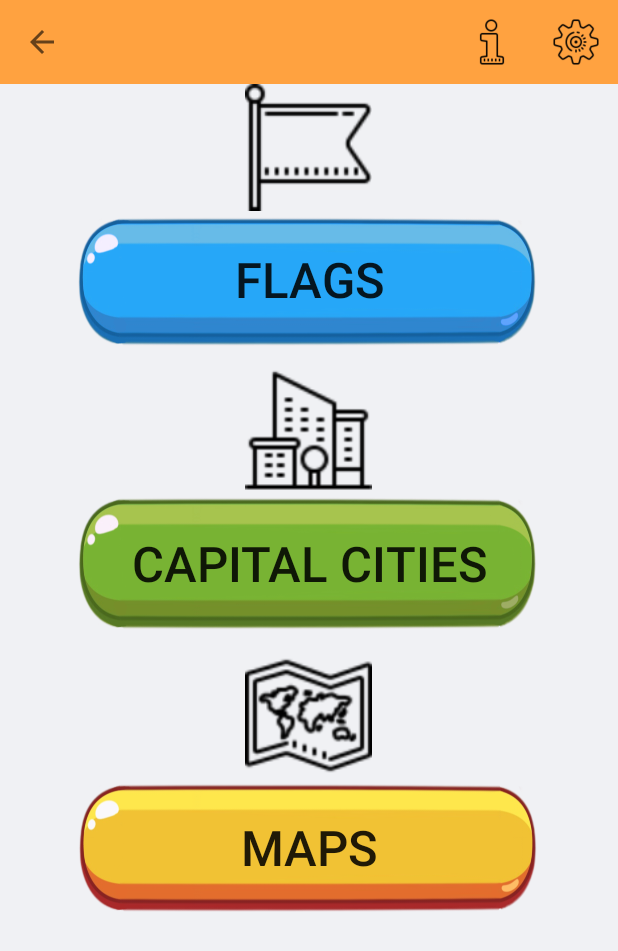
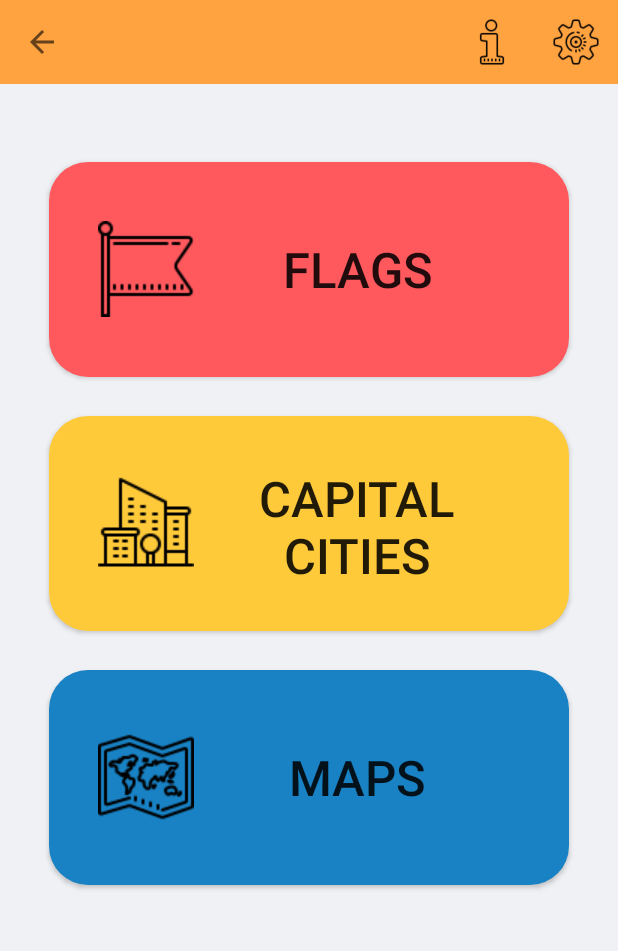
Before and after one commit to ahlam-sg/geo-app, an Android app: the Category screen opened directly, with no data from a screen before it, on a phone screen of 412 x 824 dp. Shown: the top 951 px of the screen. Run offline under Robolectric (Android 15) with nearby library versions, the phone set to English and light mode, and no system bars; our stand-ins replace sdp/ssp sizes.

Commit message:
modify activity_category.xml

```diff
--- a/app/src/main/AndroidManifest.xml
+++ b/app/src/main/AndroidManifest.xml
@@ -24,7 +24,7 @@
             android:name=".Game"
             android:exported="false" />
         <activity
-            android:name=".Selection"
+            android:name=".Category"
             android:exported="false"
             android:parentActivityName=".MainActivity"/>
         <activity
--- a/app/src/main/java/com/example/geo_app/Selection.java
+++ b/app/src/main/java/com/example/geo_app/Category.java
@@ -1,19 +1,18 @@
 package com.example.geo_app;
 
-import androidx.appcompat.app.AppCompatActivity;
 import androidx.appcompat.widget.Toolbar;
 
 import android.content.Intent;
 import android.os.Bundle;
 import android.view.View;
 
-public class Selection extends SecondaryToolbar {
+public class Category extends SecondaryToolbar {
 
     Toolbar toolbar;
     @Override
     protected void onCreate(Bundle savedInstanceState) {
         super.onCreate(savedInstanceState);
-        setContentView(R.layout.activity_selection);
+        setContentView(R.layout.activity_category);
 
         //toolbar
         toolbar = findViewById(R.id.secondary_toolbar);
@@ -22,15 +21,15 @@ public class Selection extends SecondaryToolbar {
         getSupportActionBar().setDisplayHomeAsUpEnabled(true);
     }
 
-    public void onClickFlagBtn(View view) {
+    public void flagsBtn(View view) {
     }
 
-    public void onClickCapitalBtn(View view) {
+    public void capitalsBtn(View view) {
         Intent intent = new Intent(this, MainActivity.class);
         intent.putExtra(Constants.CATEGORY_KEY, Constants.CATEGORY_CAPITAL);
         startActivity(intent);
     }
 
-    public void onClickMapBtn(View view) {
+    public void mapsBtn(View view) {
     }
 }
--- a/app/src/main/java/com/example/geo_app/MainActivity.java
+++ b/app/src/main/java/com/example/geo_app/MainActivity.java
@@ -5,8 +5,6 @@ import androidx.appcompat.app.AppCompatActivity;
 import android.content.Intent;
 import android.os.Bundle;
 import android.view.View;
-import android.widget.ImageView;
-import android.widget.LinearLayout;
 
 public class MainActivity extends AppCompatActivity {
 
@@ -17,7 +15,7 @@ public class MainActivity extends AppCompatActivity {
     }
 
     public void startBtn(View view) {
-        Intent intent = new Intent(this, Selection.class);
+        Intent intent = new Intent(this, Category.class);
         startActivity(intent);
     }
 
--- /dev/null
+++ b/app/src/main/res/layout/activity_category.xml
@@ -0,0 +1,67 @@
+<?xml version="1.0" encoding="utf-8"?>
+<LinearLayout xmlns:android="http://schemas.android.com/apk/res/android"
+    xmlns:app="http://schemas.android.com/apk/res-auto"
+    xmlns:tools="http://schemas.android.com/tools"
+    android:layout_width="match_parent"
+    android:layout_height="match_parent"
+    tools:context=".Category"
+    android:background="@color/background_grey"
+    android:orientation="vertical">
+
+    <include layout="@layout/secondary_toolbar"/>
+
+    <Button
+        android:id="@+id/flags_btn"
+        android:layout_width="match_parent"
+        android:layout_height="@dimen/_110sdp"
+        android:layout_gravity="start"
+        android:text="@string/flags"
+        android:textSize="@dimen/_25ssp"
+        android:drawableStart="@drawable/flag_ic"
+        android:padding="@dimen/_25sdp"
+        android:paddingBottom="@dimen/_5sdp"
+        android:layout_marginStart="@dimen/_25sdp"
+        android:layout_marginEnd="@dimen/_25sdp"
+        android:layout_marginTop="@dimen/_40sdp"
+        android:layout_marginBottom="@dimen/_5sdp"
+        android:background="@drawable/rounded_corners"
+        android:backgroundTint="@color/red"
+        android:onClick="flagsBtn" />
+
+    <Button
+        android:id="@+id/capitals_btn"
+        android:layout_width="match_parent"
+        android:layout_height="@dimen/_110sdp"
+        android:layout_gravity="start"
+        android:text="@string/capitals"
+        android:textSize="@dimen/_25ssp"
+        android:drawableStart="@drawable/city_ic"
+        android:padding="@dimen/_25sdp"
+        android:paddingBottom="@dimen/_5sdp"
+        android:layout_marginStart="@dimen/_25sdp"
+        android:layout_marginEnd="@dimen/_25sdp"
+        android:layout_marginTop="@dimen/_15sdp"
+        android:layout_marginBottom="@dimen/_5sdp"
+        android:background="@drawable/rounded_corners"
+        android:backgroundTint="@color/yellow"
+        android:onClick="capitalsBtn" />
+
+    <Button
+        android:id="@+id/maps_btn"
+        android:layout_width="match_parent"
+        android:layout_height="@dimen/_110sdp"
+        android:layout_gravity="start"
+        android:text="@string/maps"
+        android:textSize="@dimen/_25ssp"
+        android:drawableStart="@drawable/map_ic"
+        android:padding="@dimen/_25sdp"
+        android:paddingBottom="@dimen/_5sdp"
+        android:layout_marginStart="@dimen/_25sdp"
+        android:layout_marginEnd="@dimen/_25sdp"
+        android:layout_marginTop="@dimen/_15sdp"
+        android:layout_marginBottom="@dimen/_5sdp"
+        android:background="@drawable/rounded_corners"
+        android:backgroundTint="@color/blue"
+        android:onClick="mapsBtn" />
+
+</LinearLayout>
--- a/app/src/main/res/layout/activity_selection.xml
+++ /dev/null
@@ -1,67 +0,0 @@
-<?xml version="1.0" encoding="utf-8"?>
-<LinearLayout xmlns:android="http://schemas.android.com/apk/res/android"
-    xmlns:app="http://schemas.android.com/apk/res-auto"
-    xmlns:tools="http://schemas.android.com/tools"
-    android:layout_width="match_parent"
-    android:layout_height="match_parent"
-    tools:context=".Selection"
-    android:background="@color/background_grey"
-    android:orientation="vertical">
-
-    <include layout="@layout/secondary_toolbar"/>
-
-    <ImageView
-        android:layout_width="@dimen/_65sdp"
-        android:layout_height="@dimen/_65sdp"
-        android:layout_gravity="center"
-        android:src="@drawable/flag_ic"/>
-    <Button
-        android:id="@+id/flag_btn"
-        android:layout_width="wrap_content"
-        android:layout_height="@dimen/_70sdp"
-        android:layout_gravity="top"
-        android:text="@string/flags"
-        android:textSize="@dimen/_25ssp"
-        android:background="@drawable/blue_btn"
-        android:layout_marginStart="@dimen/_40sdp"
-        android:layout_marginEnd="@dimen/_40sdp"
-        android:layout_marginBottom="@dimen/_10sdp"
-        android:onClick="onClickFlagBtn"/>
-
-    <ImageView
-        android:layout_width="@dimen/_65sdp"
-        android:layout_height="@dimen/_65sdp"
-        android:layout_gravity="center"
-        android:src="@drawable/city_ic"/>
-    <Button
-        android:id="@+id/capital_btn"
-        android:layout_width="wrap_content"
-        android:layout_height="@dimen/_70sdp"
-        android:layout_gravity="top"
-        android:text="@string/capitals"
-        android:textSize="@dimen/_25ssp"
-        android:background="@drawable/green_btn"
-        android:layout_marginStart="@dimen/_40sdp"
-        android:layout_marginEnd="@dimen/_40sdp"
-        android:layout_marginBottom="@dimen/_10sdp"
-        android:onClick="onClickCapitalBtn"/>
-
-    <ImageView
-        android:layout_width="@dimen/_65sdp"
-        android:layout_height="@dimen/_65sdp"
-        android:layout_gravity="center"
-        android:src="@drawable/map_ic"/>
-    <Button
-        android:id="@+id/map_btn"
-        android:layout_width="wrap_content"
-        android:layout_height="@dimen/_70sdp"
-        android:layout_gravity="top"
-        android:text="@string/maps"
-        android:textSize="@dimen/_25ssp"
-        android:background="@drawable/yellow_btn"
-        android:layout_marginStart="@dimen/_40sdp"
-        android:layout_marginEnd="@dimen/_40sdp"
-        android:layout_marginBottom="@dimen/_10sdp"
-        android:onClick="onClickMapBtn"/>
-
-</LinearLayout>
```
